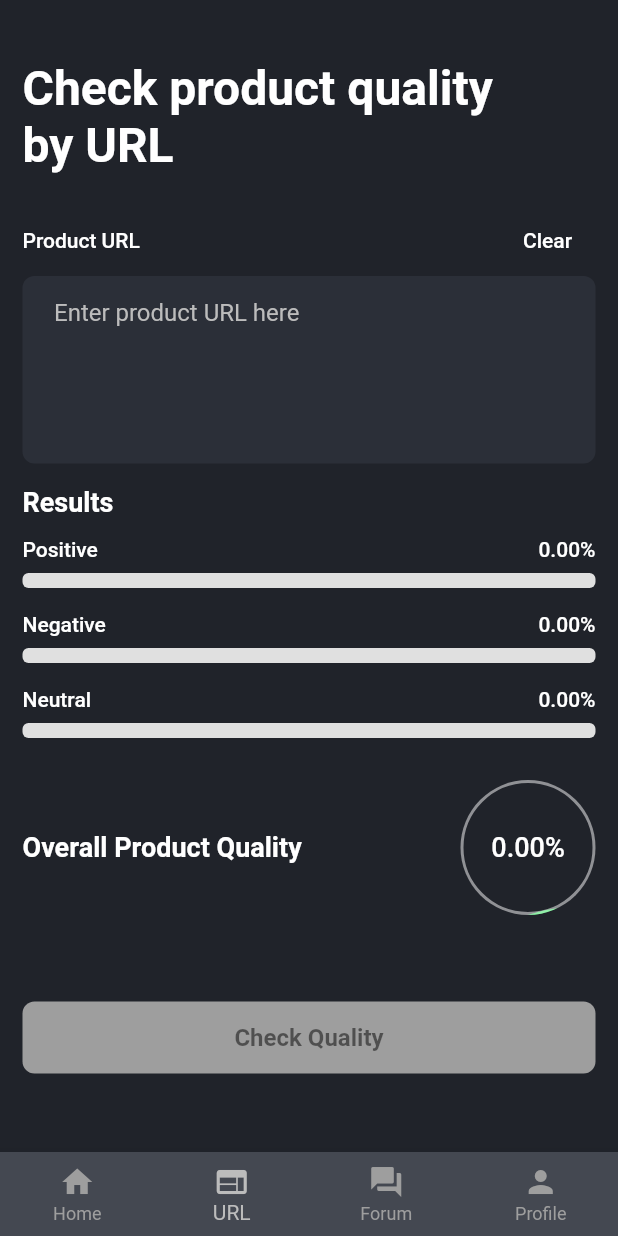
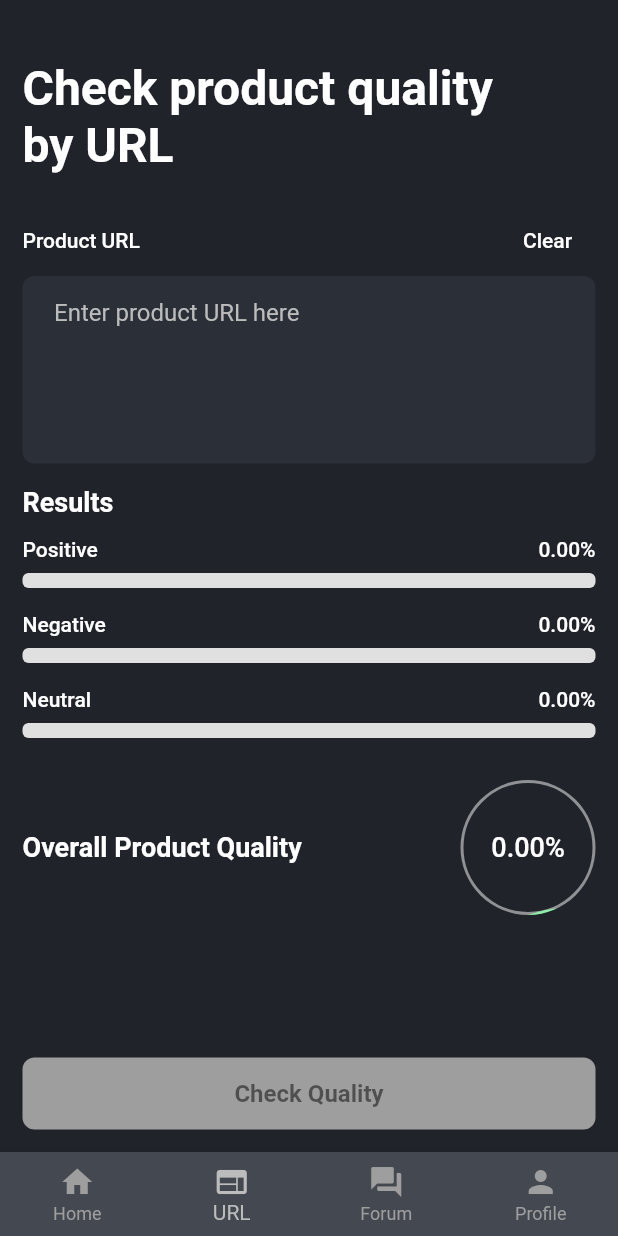
Before and after one commit to desh610/Helpifly, a Flutter app: the screen it shows once a user with an empty profile is signed in, item 2 of the bottom bar chosen, on a phone screen of 412 x 824 dp. Run offline on Flutter 3.47's test engine with Material 2 defaults, Android fonts, the phone set to English and light mode, and no system bars; our stand-ins replace another_flushbar, cloud_firestore, firebase_auth, firebase_core, firebase_storage, flutter_bloc and 5 more; accounts and stored records are empty; network calls fail.

Commit message:
UI Updates

```diff
--- a/lib/views/url_results_screen.dart
+++ b/lib/views/url_results_screen.dart
@@ -17,15 +17,15 @@ class UrlResultsScreen extends StatelessWidget {
 
   @override
   Widget build(BuildContext context) {
-    return Scaffold(
-      resizeToAvoidBottomInset: true,
-      backgroundColor: primaryColor,
-      body: GestureDetector(
-        onTap: () {
-          closeKeyboard(context); // Close the keyboard when tapping outside
-        },
-        child: SingleChildScrollView(
-          physics: BouncingScrollPhysics(),
+    return GestureDetector(
+      onTap: () => closeKeyboard(context),
+      child: Scaffold(
+        resizeToAvoidBottomInset: false,
+        backgroundColor: primaryColor,
+        body: GestureDetector(
+          onTap: () {
+            closeKeyboard(context); // Close the keyboard when tapping outside
+          },
           child: Padding(
             padding: EdgeInsets.only(left: 15, right: 15, top: 40),
             child: Column(
@@ -123,7 +123,8 @@ class UrlResultsScreen extends StatelessWidget {
                     );
                   },
                 ),
-                SizedBox(height: MediaQuery.of(context).size.height * 0.07),
+                // SizedBox(height: MediaQuery.of(context).size.height * 0.07),
+                Spacer(),
                 BlocBuilder<UrlResultsCubit, UrlResultsState>(
                   builder: (context, state) {
                     return ValueListenableBuilder(
@@ -141,7 +142,7 @@ class UrlResultsScreen extends StatelessWidget {
                     );
                   },
                 ),
-                SizedBox(height: 15),
+                SizedBox(height: 15,)
               ],
             ),
           ),
```
Also changed, not shown: lib/views/profile_screen.dart (+9 -4 lines).
